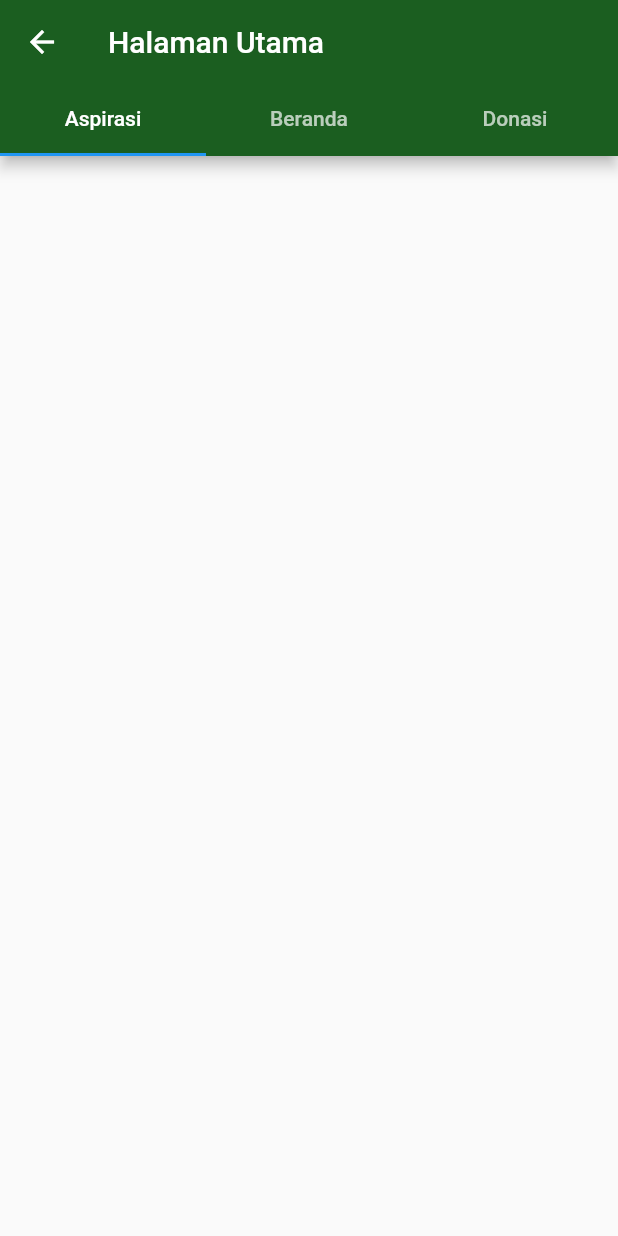
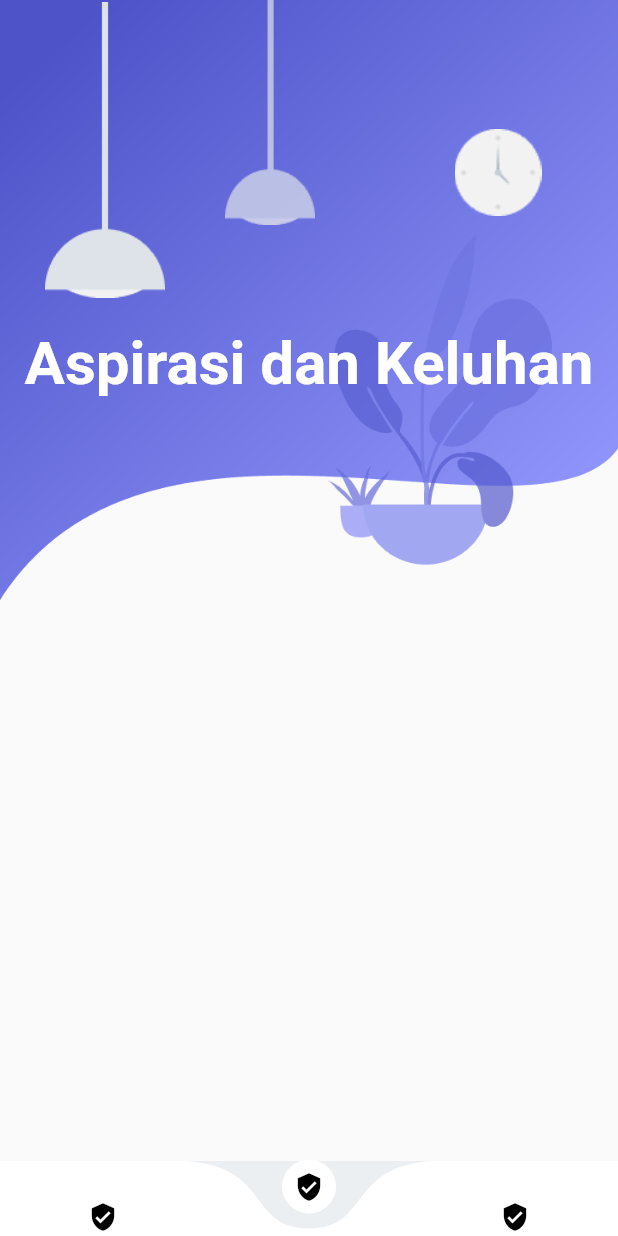
Before and after one commit to reza173040113/hmtif, a Flutter app: the Home screen opened by its route, on a phone screen of 412 x 824 dp. Run offline on Flutter 3.47's test engine with Material 2 defaults, Android fonts, the phone set to English and light mode, and no system bars; drawn by our look-alikes of curved_navigation_bar; our stand-ins replace cloud_firestore, firebase_auth, firebase_core, simple_animations; accounts and stored records are empty.

Commit message:
ui hampir selesai

```diff
--- /dev/null
+++ b/lib/Animation/FadeAnimation.dart
@@ -0,0 +1,33 @@
+import 'package:flutter/material.dart';
+import 'package:simple_animations/simple_animations.dart';
+
+class FadeAnimation extends StatelessWidget {
+  final double delay;
+  final Widget child;
+
+  FadeAnimation(this.delay, this.child);
+
+  @override
+  Widget build(BuildContext context) {
+    final tween = MultiTrackTween([
+      Track("opacity").add(Duration(milliseconds: 500), Tween(begin: 0.0, end: 1.0)),
+      Track("translateY").add(
+        Duration(milliseconds: 500), Tween(begin: -30.0, end: 0.0),
+        curve: Curves.easeOut)
+    ]);
+
+    return ControlledAnimation(
+      delay: Duration(milliseconds: (500 * delay).round()),
+      duration: tween.duration,
+      tween: tween,
+      child: child,
+      builderWithChild: (context, child, animation) => Opacity(
+        opacity: animation["opacity"],
+        child: Transform.translate(
+          offset: Offset(0, animation["translateY"]),
+          child: child
+        ),
+      ),
+    );
+  }
+}
--- a/lib/HalamanAspirasi.dart
+++ b/lib/HalamanAspirasi.dart
@@ -1,8 +1,9 @@
-
 import 'package:cloud_firestore/cloud_firestore.dart';
 import 'package:firebase_core/firebase_core.dart';
 import 'package:flutter/material.dart';
+import 'Animation/FadeAnimation.dart';
 import 'HalamanDetailAspirasi.dart';
+
 Future<void> main() async {
   WidgetsFlutterBinding.ensureInitialized();
 
@@ -21,7 +22,7 @@ Future<void> main() async {
 }
 
 class Aspirasi extends StatelessWidget {
-  navigateToDetail(BuildContext context,DocumentSnapshot post) async{
+  navigateToDetail(BuildContext context, DocumentSnapshot post) async {
     Navigator.push(
         context,
         MaterialPageRoute(
@@ -32,13 +33,76 @@ class Aspirasi extends StatelessWidget {
 
   @override
   Widget build(BuildContext context) {
-    return Container(
-      child: new Center(
+    return Scaffold(
+        body: SingleChildScrollView(
+      child: new Container(
         child: new Column(
           children: <Widget>[
-            SingleChildScrollView(
-              scrollDirection: Axis.vertical,
-              child: StreamBuilder(
+            Container(
+              height: 400,
+              decoration: BoxDecoration(
+                  image: DecorationImage(
+                      image: AssetImage('img/background.png'),
+                      fit: BoxFit.fill)),
+              child: Stack(
+                children: <Widget>[
+                  Positioned(
+                    left: 30,
+                    width: 80,
+                    height: 200,
+                    child: FadeAnimation(
+                        1,
+                        Container(
+                          decoration: BoxDecoration(
+                              image: DecorationImage(
+                                  image: AssetImage('img/light-1.png'))),
+                        )),
+                  ),
+                  Positioned(
+                    left: 140,
+                    width: 80,
+                    height: 150,
+                    child: FadeAnimation(
+                        1.3,
+                        Container(
+                          decoration: BoxDecoration(
+                              image: DecorationImage(
+                                  image: AssetImage('img/light-2.png'))),
+                        )),
+                  ),
+                  Positioned(
+                    right: 40,
+                    top: 40,
+                    width: 80,
+                    height: 150,
+                    child: FadeAnimation(
+                        1.5,
+                        Container(
+                          decoration: BoxDecoration(
+                              image: DecorationImage(
+                                  image: AssetImage('img/clock.png'))),
+                        )),
+                  ),
+                  Positioned(
+                    child: FadeAnimation(
+                        1.6,
+                        Container(
+                          margin: EdgeInsets.only(top: 85),
+                          child: Center(
+                            child: Text(
+                              "Aspirasi dan Keluhan",
+                              style: TextStyle(
+                                  color: Colors.white,
+                                  fontSize: 40,
+                                  fontWeight: FontWeight.bold),
+                            ),
+                          ),
+                        )),
+                  )
+                ],
+              ),
+            ),
+            StreamBuilder(
               stream: Firestore.instance.collection("MyStudents").snapshots(),
               builder: (context, snapshot) {
                 if (snapshot.hasData) {
@@ -51,9 +115,9 @@ class Aspirasi extends StatelessWidget {
                         // Firebase.initializeApp();
                         DocumentSnapshot documentSnapshot =
                             snapshot.data.documents[index];
-                          return SingleChildScrollView(
-                            scrollDirection: Axis.vertical,
-                            child: Card(
+                        return FadeAnimation(
+                            1.8,
+                            Card(
                               child: ListTile(
                                 title: Text(documentSnapshot.data()['name']),
                                 subtitle:
@@ -64,21 +128,21 @@ class Aspirasi extends StatelessWidget {
                                 )),
                                 trailing: Icon(Icons.more_vert),
                                 isThreeLine: true,
-                                onTap: () => navigateToDetail(context,
-                                    snapshot.data.documents[index]),
+                                onTap: () => navigateToDetail(
+                                    context, snapshot.data.documents[index]),
                               ),
-                            ),
-                          );
+                            ));
                       },
                     ),
                   );
+                } else {
+                  return Container();
                 }
               },
             ),
-            )
           ],
         ),
       ),
-    );
+    ));
   }
 }
--- a/lib/HalamanUtama.dart
+++ b/lib/HalamanUtama.dart
@@ -1,5 +1,8 @@
+import 'package:curved_navigation_bar/curved_navigation_bar.dart';
 import 'package:flutter/material.dart';
-import 'HalamanAspirasi.dart' as aspirasi;
+import 'HalamanAspirasi.dart';
+import 'HalamanBeranda.dart';
+import 'Login_Page.dart';
 
 void main() {
   runApp(new MaterialApp(
@@ -13,50 +16,45 @@ class Home extends StatefulWidget {
   _HomeState createState() => _HomeState();
 }
 
-class _HomeState extends State<Home> with SingleTickerProviderStateMixin {
-  TabController controller;
-  @override
-  void initState() {
-    controller = new TabController(vsync: this, length: 3);
-    super.initState();
-  }
+class _HomeState extends State<Home> {
+  int _selectedIndex = 0;
+  final _widgetOptions = [
+    Aspirasi(),
+    Beranda(),
+    Aspirasi(),
+  ];
 
-  @override
-  void dispose() {
-    controller.dispose();
-    super.dispose();
-  }
 
   @override
   Widget build(BuildContext context) {
-    return new Scaffold(
-      appBar: new AppBar(
-        backgroundColor: Colors.green[900],
-        title: new Text("Halaman Utama"),
-        bottom: new TabBar(
-          controller: controller,
-          tabs: <Widget>[
-            new Tab(
-              text: "Aspirasi",
-            ),
-            new Tab(
-              text: "Beranda",
-            ),
-            new Tab(
-              text: "Donasi",
-            ),
+    return  Scaffold(
 
-          ],
+      bottomNavigationBar: CurvedNavigationBar(
+        index: 1,
+        color: Colors.white,
+        backgroundColor: Colors.blueGrey[50],
+        buttonBackgroundColor: Colors.white,
+        height: 50,
+        items: <Widget>[
+          Icon(
+            Icons.verified_user,
+            size: 20,
+            color: Colors.black,
+          ),
+          Icon(Icons.verified_user, size: 20, color: Colors.black),
+          Icon(Icons.verified_user, size: 20, color: Colors.black),
+        ],
+        animationDuration: Duration(
+          milliseconds: 200
         ),
+        animationCurve: Curves.bounceInOut,
+        onTap: (index) {
+          setState((){
+            _selectedIndex = index;
+          });
+        },
       ),
-      body: new TabBarView(
-        controller: controller,
-        children: <Widget>[
-          new aspirasi.Aspirasi(),
-          new aspirasi.Aspirasi(),
-          new aspirasi.Aspirasi(),
-        ],
-      ),
+      body: _widgetOptions[_selectedIndex],
     );
   }
 }
```
Also changed, not shown: lib/HalamanBeranda.dart (added, +85 -0 lines), lib/HalamanDetailAspirasi.dart (+92 -6 lines), pubspec.yaml (+8 -0 lines), img/background-1.png (added), img/background-2.png (added), img/background.png (added), img/clock.png (added), img/light-1.png (added), img/light-2.png (added), pubspec.lock. Lines whose indentation alone changed are shown as unchanged.
